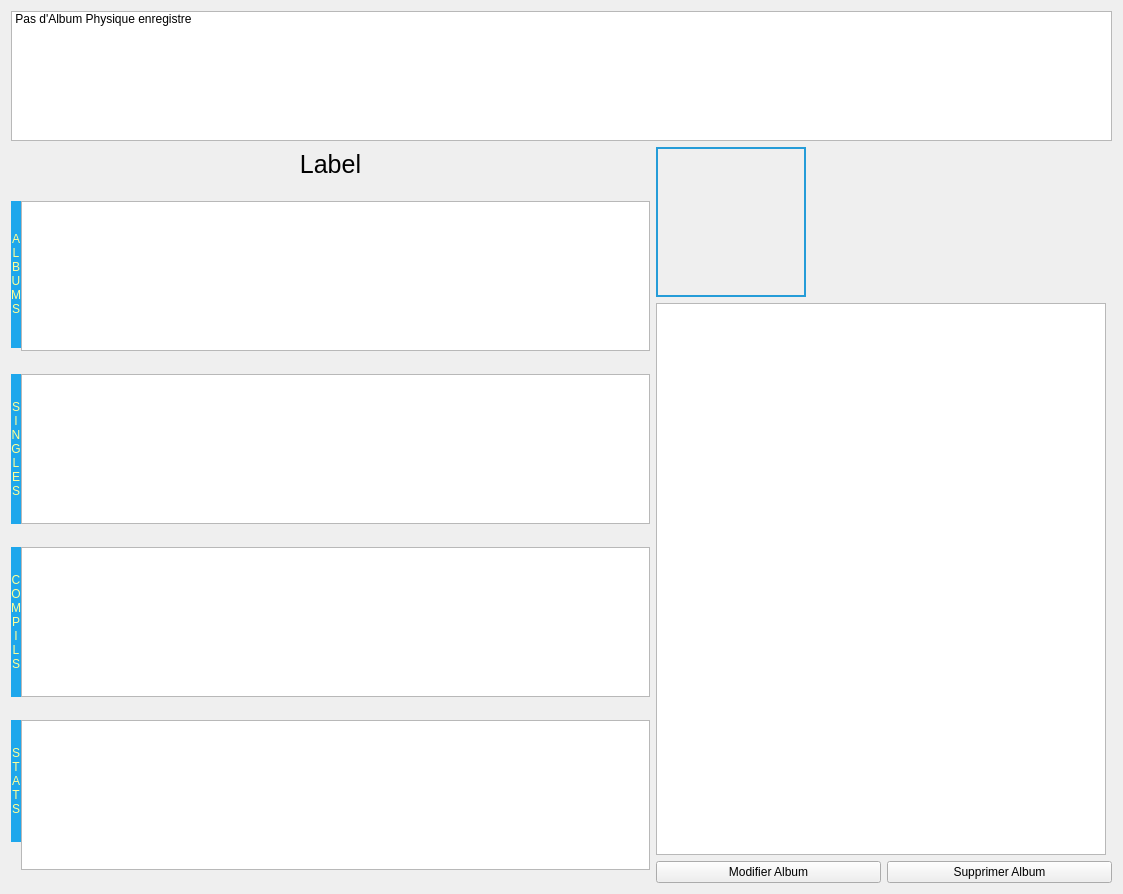
The window that projet-musique/core/ongletphys.ui (toopoormaghell/projet-musique) describes before a commit, drawn with Qt 5.
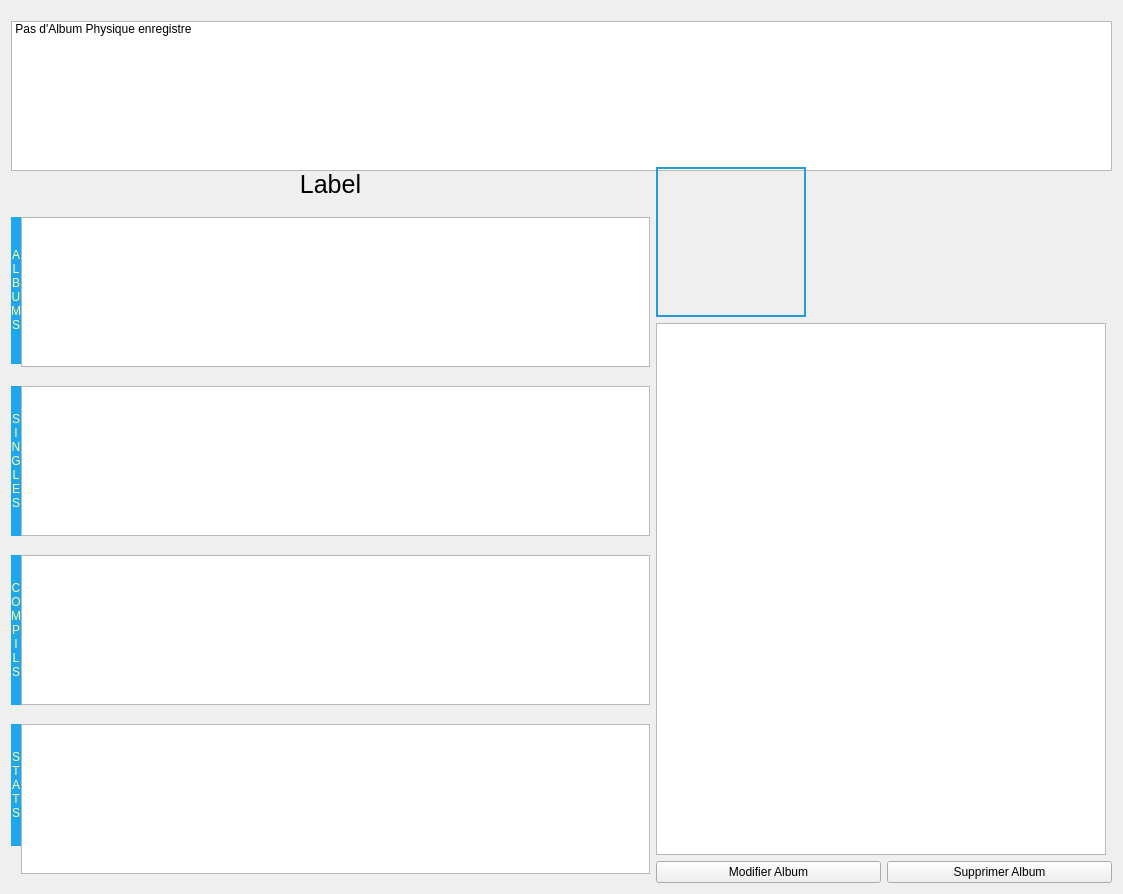
The same window after the commit.

Commit message: Petites modifications concernant l'interface des deux onglets MP3 et Phys, principalement pour optimiser l'espace des listwidgets.

Patch:
```diff
--- a/projet-musique/core/ongletphys.ui
+++ b/projet-musique/core/ongletphys.ui
@@ -22,7 +22,7 @@
      <property name="minimumSize">
       <size>
        <width>0</width>
-       <height>130</height>
+       <height>150</height>
       </size>
      </property>
      <property name="maximumSize">
@@ -39,8 +39,8 @@
      </property>
      <property name="iconSize">
       <size>
-       <width>80</width>
-       <height>80</height>
+       <width>105</width>
+       <height>105</height>
       </size>
      </property>
      <property name="movement">
```
The commit also changes 2 other files.
